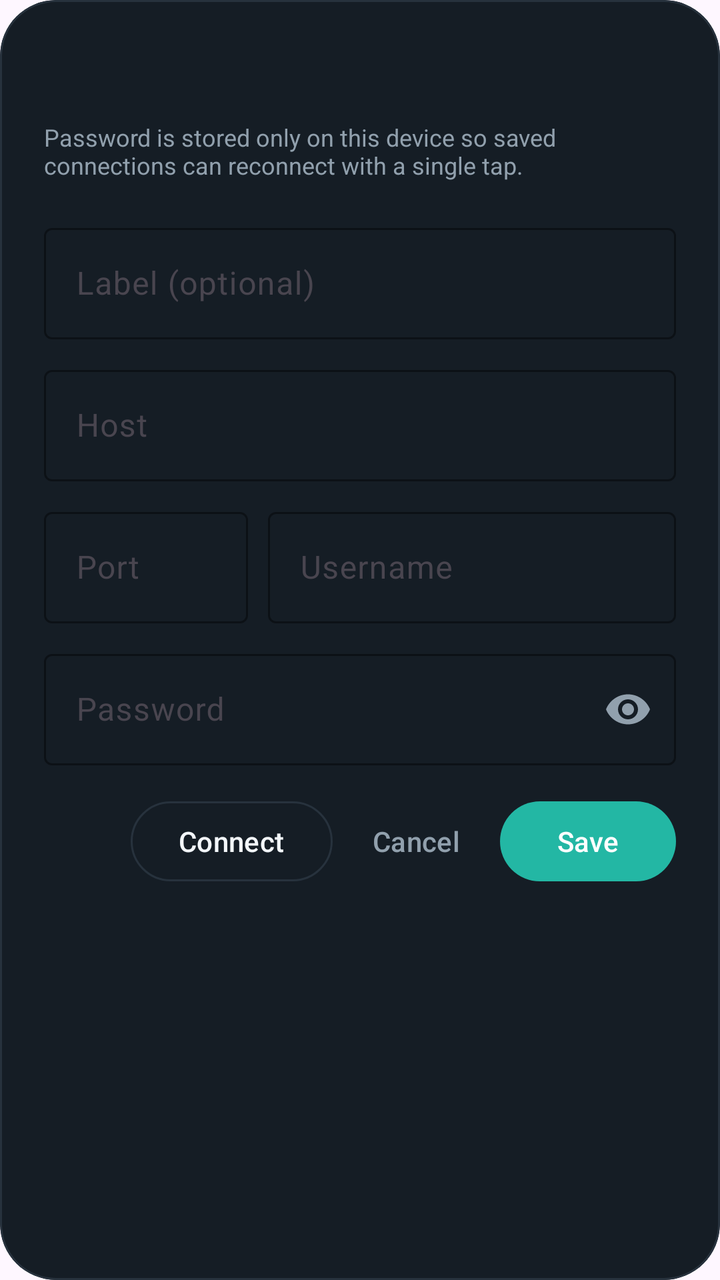
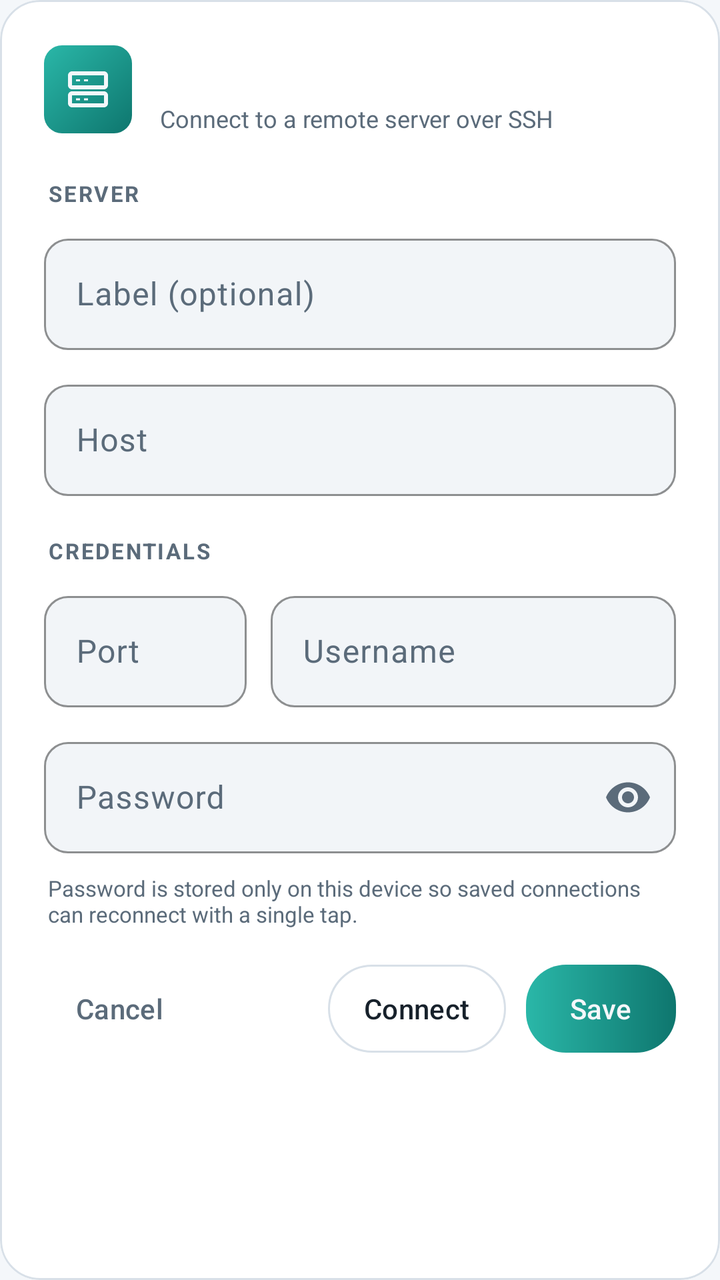

The first picture is an Android layout as it rendered before a commit; the second is the same layout after the commit. The layout source and the unified diff follow.
<!-- AndroidManifest.xml: application theme Theme.AndroidTerminal -->
<!-- res/layout/dialog_connection_editor.xml -->
<?xml version="1.0" encoding="utf-8"?>
<com.google.android.material.card.MaterialCardView xmlns:android="http://schemas.android.com/apk/res/android"
    xmlns:app="http://schemas.android.com/apk/res-auto"
    android:layout_width="match_parent"
    android:layout_height="wrap_content"
    android:layout_margin="12dp"
    app:cardBackgroundColor="@color/dialog_surface"
    app:cardCornerRadius="28dp"
    app:cardElevation="0dp"
    app:strokeColor="@color/dialog_stroke"
    app:strokeWidth="1dp">

    <LinearLayout
        android:layout_width="match_parent"
        android:layout_height="wrap_content"
        android:orientation="vertical"
        android:paddingStart="22dp"
        android:paddingTop="22dp"
        android:paddingEnd="22dp"
        android:paddingBottom="18dp">

        <TextView
            android:id="@+id/dialog_title"
            android:layout_width="match_parent"
            android:layout_height="wrap_content"
            android:textColor="@color/text_on_dark"
            android:textSize="24sp"
            android:textStyle="bold" />

        <TextView
            android:layout_width="match_parent"
            android:layout_height="wrap_content"
            android:layout_marginTop="6dp"
            android:text="@string/password_storage_hint"
            android:textColor="@color/text_muted_on_dark"
            android:textSize="12sp" />

        <com.google.android.material.textfield.TextInputLayout
            style="@style/Widget.Material3.TextInputLayout.OutlinedBox"
            android:layout_width="match_parent"
            android:layout_height="wrap_content"
            android:layout_marginTop="18dp"
            android:hint="@string/label_hint"
            app:boxBackgroundColor="@color/drawer_field_surface"
            app:boxStrokeColor="@color/drawer_field_stroke"
            app:endIconTint="@color/text_muted_on_dark"
            app:hintTextColor="@color/text_muted_on_dark">

            <com.google.android.material.textfield.TextInputEditText
                android:id="@+id/dialog_label_input"
                android:layout_width="match_parent"
                android:layout_height="wrap_content"
                android:imeOptions="actionNext"
                android:inputType="textCapWords"
                android:textColor="@color/text_on_dark"
                android:textColorHint="@color/text_muted_on_dark" />
        </com.google.android.material.textfield.TextInputLayout>

        <com.google.android.material.textfield.TextInputLayout
            style="@style/Widget.Material3.TextInputLayout.OutlinedBox"
            android:layout_width="match_parent"
            android:layout_height="wrap_content"
            android:layout_marginTop="10dp"
            android:hint="@string/host_hint"
            app:boxBackgroundColor="@color/drawer_field_surface"
            app:boxStrokeColor="@color/drawer_field_stroke"
            app:endIconTint="@color/text_muted_on_dark"
            app:hintTextColor="@color/text_muted_on_dark">

            <com.google.android.material.textfield.TextInputEditText
                android:id="@+id/dialog_host_input"
                android:layout_width="match_parent"
                android:layout_height="wrap_content"
                android:imeOptions="actionNext"
                android:inputType="textUri"
                android:textColor="@color/text_on_dark"
                android:textColorHint="@color/text_muted_on_dark" />
        </com.google.android.material.textfield.TextInputLayout>

        <LinearLayout
            android:layout_width="match_parent"
            android:layout_height="wrap_content"
            android:layout_marginTop="10dp"
            android:orientation="horizontal">

            <com.google.android.material.textfield.TextInputLayout
                style="@style/Widget.Material3.TextInputLayout.OutlinedBox"
                android:layout_width="0dp"
                android:layout_height="wrap_content"
                android:layout_weight="1"
                android:hint="@string/port_hint"
                app:boxBackgroundColor="@color/drawer_field_surface"
                app:boxStrokeColor="@color/drawer_field_stroke"
                app:hintTextColor="@color/text_muted_on_dark">

                <com.google.android.material.textfield.TextInputEditText
                    android:id="@+id/dialog_port_input"
                    android:layout_width="match_parent"
                    android:layout_height="wrap_content"
                    android:imeOptions="actionNext"
                    android:inputType="number"
                    android:textColor="@color/text_on_dark"
                    android:textColorHint="@color/text_muted_on_dark" />
            </com.google.android.material.textfield.TextInputLayout>

            <Space
                android:layout_width="10dp"
                android:layout_height="1dp" />

            <com.google.android.material.textfield.TextInputLayout
                style="@style/Widget.Material3.TextInputLayout.OutlinedBox"
                android:layout_width="0dp"
                android:layout_height="wrap_content"
                android:layout_weight="2"
                android:hint="@string/username_hint"
                app:boxBackgroundColor="@color/drawer_field_surface"
                app:boxStrokeColor="@color/drawer_field_stroke"
                app:hintTextColor="@color/text_muted_on_dark">

                <com.google.android.material.textfield.TextInputEditText
                    android:id="@+id/dialog_username_input"
                    android:layout_width="match_parent"
                    android:layout_height="wrap_content"
                    android:imeOptions="actionNext"
                    android:inputType="textEmailAddress"
                    android:textColor="@color/text_on_dark"
                    android:textColorHint="@color/text_muted_on_dark" />
            </com.google.android.material.textfield.TextInputLayout>
        </LinearLayout>

        <com.google.android.material.textfield.TextInputLayout
            style="@style/Widget.Material3.TextInputLayout.OutlinedBox"
            android:layout_width="match_parent"
            android:layout_height="wrap_content"
            android:layout_marginTop="10dp"
            android:hint="@string/password_hint"
            app:boxBackgroundColor="@color/drawer_field_surface"
            app:boxStrokeColor="@color/drawer_field_stroke"
            app:endIconMode="password_toggle"
            app:endIconTint="@color/text_muted_on_dark"
            app:hintTextColor="@color/text_muted_on_dark">

            <com.google.android.material.textfield.TextInputEditText
                android:id="@+id/dialog_password_input"
                android:layout_width="match_parent"
                android:layout_height="wrap_content"
                android:imeOptions="actionDone"
                android:inputType="textPassword"
                android:textColor="@color/text_on_dark"
                android:textColorHint="@color/text_muted_on_dark" />
        </com.google.android.material.textfield.TextInputLayout>

        <LinearLayout
            android:layout_width="match_parent"
            android:layout_height="wrap_content"
            android:layout_marginTop="18dp"
            android:gravity="end"
            android:orientation="horizontal">

            <com.google.android.material.button.MaterialButton
                android:id="@+id/dialog_connect_button"
                style="@style/Widget.Material3.Button.OutlinedButton"
                android:layout_width="wrap_content"
                android:layout_height="40dp"
                android:insetTop="0dp"
                android:insetBottom="0dp"
                android:minWidth="0dp"
                android:text="@string/connect_action"
                android:textColor="@color/text_on_dark"
                app:strokeColor="@color/drawer_field_stroke" />

            <com.google.android.material.button.MaterialButton
                android:id="@+id/dialog_cancel_button"
                style="@style/Widget.Material3.Button.TextButton"
                android:layout_width="wrap_content"
                android:layout_height="40dp"
                android:layout_marginStart="8dp"
                android:insetTop="0dp"
                android:insetBottom="0dp"
                android:minWidth="0dp"
                android:text="@string/cancel_action"
                android:textColor="@color/text_muted_on_dark" />

            <com.google.android.material.button.MaterialButton
                android:id="@+id/dialog_save_button"
                android:layout_width="wrap_content"
                android:layout_height="40dp"
                android:layout_marginStart="8dp"
                android:insetTop="0dp"
                android:insetBottom="0dp"
                android:minWidth="88dp"
                android:text="@string/save_connection_action" />
        </LinearLayout>
    </LinearLayout>
</com.google.android.material.card.MaterialCardView>
<!-- resources referenced by this layout -->
<resources>
  <color name="dialog_stroke">#27323D</color>
  <color name="dialog_surface">#151D25</color>
  <color name="drawer_field_stroke">#27323D</color>
  <color name="drawer_field_surface">#151D25</color>
  <color name="text_muted_on_dark">#91A0AD</color>
  <color name="text_on_dark">#F3F7FB</color>
  <style name="Theme.AndroidTerminal" parent="Theme.Material3.Light.NoActionBar">
          <item name="colorPrimary">@color/brand</item>
          <item name="colorSecondary">@color/brand</item>
          <item name="android:statusBarColor">@color/top_bar_surface</item>
          <item name="android:navigationBarColor">@android:color/white</item>
          <item name="android:windowLightStatusBar" tools:targetApi="m">false</item>
      </style>
  <color name="brand">#23B7A4</color>
  <color name="top_bar_surface">#111820</color>
  <!-- unchanged entries left out for length: 9 -->
</resources>

<!-- the commit's change to res/layout/dialog_connection_editor.xml (unified diff, before → after) -->
@@ -3,9 +3,9 @@
     xmlns:app="http://schemas.android.com/apk/res-auto"
     android:layout_width="match_parent"
     android:layout_height="wrap_content"
-    android:layout_margin="12dp"
+    android:layout_margin="16dp"
     app:cardBackgroundColor="@color/dialog_surface"
-    app:cardCornerRadius="28dp"
+    app:cardCornerRadius="20dp"
     app:cardElevation="0dp"
     app:strokeColor="@color/dialog_stroke"
     app:strokeWidth="1dp">
@@ -17,32 +17,80 @@
         android:paddingStart="22dp"
         android:paddingTop="22dp"
         android:paddingEnd="22dp"
-        android:paddingBottom="18dp">
-
+        android:paddingBottom="20dp">
+
+        
+        <LinearLayout
+            android:layout_width="match_parent"
+            android:layout_height="wrap_content"
+            android:gravity="center_vertical"
+            android:orientation="horizontal">
+
+            <FrameLayout
+                android:layout_width="44dp"
+                android:layout_height="44dp"
+                android:background="@drawable/bg_logo_gradient">
+
+                <androidx.appcompat.widget.AppCompatImageView
+                    android:layout_width="24dp"
+                    android:layout_height="24dp"
+                    android:layout_gravity="center"
+                    android:contentDescription="@string/app_name"
+                    android:src="@drawable/ic_server"
+                    android:tint="@color/terminal_background" />
+            </FrameLayout>
+
+            <LinearLayout
+                android:layout_width="0dp"
+                android:layout_height="wrap_content"
+                android:layout_marginStart="14dp"
+                android:layout_weight="1"
+                android:orientation="vertical">
+
+                <TextView
+                    android:id="@+id/dialog_title"
+                    android:layout_width="match_parent"
+                    android:layout_height="wrap_content"
+                    android:textColor="@color/text_on_dark"
+                    android:textSize="20sp"
+                    android:textStyle="bold" />
+
+                <TextView
+                    android:id="@+id/dialog_subtitle"
+                    android:layout_width="match_parent"
+                    android:layout_height="wrap_content"
+                    android:layout_marginTop="2dp"
+                    android:text="@string/connection_editor_subtitle"
+                    android:textColor="@color/text_muted_on_dark"
+                    android:textSize="12sp" />
+            </LinearLayout>
+        </LinearLayout>
+
+        
         <TextView
-            android:id="@+id/dialog_title"
-            android:layout_width="match_parent"
-            android:layout_height="wrap_content"
-            android:textColor="@color/text_on_dark"
-            android:textSize="24sp"
+            android:layout_width="wrap_content"
+            android:layout_height="wrap_content"
+            android:layout_marginTop="22dp"
+            android:layout_marginStart="2dp"
+            android:letterSpacing="0.08"
+            android:text="@string/section_server"
+            android:textAllCaps="true"
+            android:textColor="@color/text_muted_on_dark"
+            android:textSize="11sp"
             android:textStyle="bold" />
-
-        <TextView
-            android:layout_width="match_parent"
-            android:layout_height="wrap_content"
-            android:layout_marginTop="6dp"
-            android:text="@string/password_storage_hint"
-            android:textColor="@color/text_muted_on_dark"
-            android:textSize="12sp" />
 
         <com.google.android.material.textfield.TextInputLayout
             style="@style/Widget.Material3.TextInputLayout.OutlinedBox"
             android:layout_width="match_parent"
             android:layout_height="wrap_content"
-            android:layout_marginTop="18dp"
+            android:layout_marginTop="10dp"
             android:hint="@string/label_hint"
             app:boxBackgroundColor="@color/drawer_field_surface"
             app:boxStrokeColor="@color/drawer_field_stroke"
+            app:boxCornerRadiusBottomStart="12dp"
+            app:boxCornerRadiusBottomEnd="12dp"
+            app:boxCornerRadiusTopStart="12dp"
+            app:boxCornerRadiusTopEnd="12dp"
             app:endIconTint="@color/text_muted_on_dark"
             app:hintTextColor="@color/text_muted_on_dark">
 
@@ -60,10 +108,14 @@
             style="@style/Widget.Material3.TextInputLayout.OutlinedBox"
             android:layout_width="match_parent"
             android:layout_height="wrap_content"
-            android:layout_marginTop="10dp"
+            android:layout_marginTop="12dp"
             android:hint="@string/host_hint"
             app:boxBackgroundColor="@color/drawer_field_surface"
             app:boxStrokeColor="@color/drawer_field_stroke"
+            app:boxCornerRadiusBottomStart="12dp"
+            app:boxCornerRadiusBottomEnd="12dp"
+            app:boxCornerRadiusTopStart="12dp"
+            app:boxCornerRadiusTopEnd="12dp"
             app:endIconTint="@color/text_muted_on_dark"
             app:hintTextColor="@color/text_muted_on_dark">
 
@@ -76,6 +128,19 @@
                 android:textColor="@color/text_on_dark"
                 android:textColorHint="@color/text_muted_on_dark" />
         </com.google.android.material.textfield.TextInputLayout>
+
+        
+        <TextView
+            android:layout_width="wrap_content"
+            android:layout_height="wrap_content"
+            android:layout_marginTop="20dp"
+            android:layout_marginStart="2dp"
+            android:letterSpacing="0.08"
+            android:text="@string/section_credentials"
+            android:textAllCaps="true"
+            android:textColor="@color/text_muted_on_dark"
+            android:textSize="11sp"
+            android:textStyle="bold" />
 
         <LinearLayout
             android:layout_width="match_parent"
@@ -91,6 +156,10 @@
                 android:hint="@string/port_hint"
                 app:boxBackgroundColor="@color/drawer_field_surface"
                 app:boxStrokeColor="@color/drawer_field_stroke"
+                app:boxCornerRadiusBottomStart="12dp"
+                app:boxCornerRadiusBottomEnd="12dp"
+                app:boxCornerRadiusTopStart="12dp"
+                app:boxCornerRadiusTopEnd="12dp"
                 app:hintTextColor="@color/text_muted_on_dark">
 
                 <com.google.android.material.textfield.TextInputEditText
@@ -104,7 +173,7 @@
             </com.google.android.material.textfield.TextInputLayout>
 
             <Space
-                android:layout_width="10dp"
+                android:layout_width="12dp"
                 android:layout_height="1dp" />
 
             <com.google.android.material.textfield.TextInputLayout
@@ -115,6 +184,10 @@
                 android:hint="@string/username_hint"
                 app:boxBackgroundColor="@color/drawer_field_surface"
                 app:boxStrokeColor="@color/drawer_field_stroke"
+                app:boxCornerRadiusBottomStart="12dp"
+                app:boxCornerRadiusBottomEnd="12dp"
+                app:boxCornerRadiusTopStart="12dp"
+                app:boxCornerRadiusTopEnd="12dp"
                 app:hintTextColor="@color/text_muted_on_dark">
 
                 <com.google.android.material.textfield.TextInputEditText
@@ -132,10 +205,14 @@
             style="@style/Widget.Material3.TextInputLayout.OutlinedBox"
             android:layout_width="match_parent"
             android:layout_height="wrap_content"
-            android:layout_marginTop="10dp"
+            android:layout_marginTop="12dp"
             android:hint="@string/password_hint"
             app:boxBackgroundColor="@color/drawer_field_surface"
             app:boxStrokeColor="@color/drawer_field_stroke"
+            app:boxCornerRadiusBottomStart="12dp"
+            app:boxCornerRadiusBottomEnd="12dp"
+            app:boxCornerRadiusTopStart="12dp"
+            app:boxCornerRadiusTopEnd="12dp"
             app:endIconMode="password_toggle"
             app:endIconTint="@color/text_muted_on_dark"
             app:hintTextColor="@color/text_muted_on_dark">
@@ -150,46 +227,70 @@
                 android:textColorHint="@color/text_muted_on_dark" />
         </com.google.android.material.textfield.TextInputLayout>
 
+        <TextView
+            android:layout_width="match_parent"
+            android:layout_height="wrap_content"
+            android:layout_marginTop="10dp"
+            android:layout_marginStart="2dp"
+            android:text="@string/password_storage_hint"
+            android:textColor="@color/text_muted_on_dark"
+            android:textSize="11sp" />
+
+        
         <LinearLayout
             android:layout_width="match_parent"
             android:layout_height="wrap_content"
             android:layout_marginTop="18dp"
-            android:gravity="end"
+            android:gravity="center_vertical"
             android:orientation="horizontal">
+
+            <com.google.android.material.button.MaterialButton
+                android:id="@+id/dialog_cancel_button"
+                style="@style/Widget.Material3.Button.TextButton"
+                android:layout_width="wrap_content"
+                android:layout_height="44dp"
+                android:insetTop="0dp"
+                android:insetBottom="0dp"
+                android:minWidth="0dp"
+                android:paddingStart="16dp"
+                android:paddingEnd="16dp"
+                android:text="@string/cancel_action"
+                android:textColor="@color/text_muted_on_dark" />
+
+            <Space
+                android:layout_width="0dp"
+                android:layout_height="1dp"
+                android:layout_weight="1" />
 
             <com.google.android.material.button.MaterialButton
                 android:id="@+id/dialog_connect_button"
                 style="@style/Widget.Material3.Button.OutlinedButton"
                 android:layout_width="wrap_content"
-                android:layout_height="40dp"
+                android:layout_height="44dp"
                 android:insetTop="0dp"
                 android:insetBottom="0dp"
                 android:minWidth="0dp"
+                android:paddingStart="18dp"
+                android:paddingEnd="18dp"
                 android:text="@string/connect_action"
                 android:textColor="@color/text_on_dark"
                 app:strokeColor="@color/drawer_field_stroke" />
 
             <com.google.android.material.button.MaterialButton
-                android:id="@+id/dialog_cancel_button"
-                style="@style/Widget.Material3.Button.TextButton"
+                android:id="@+id/dialog_save_button"
                 android:layout_width="wrap_content"
-                android:layout_height="40dp"
-                android:layout_marginStart="8dp"
+                android:layout_height="44dp"
+                android:layout_marginStart="10dp"
+                android:background="@drawable/bg_button_primary_gradient"
                 android:insetTop="0dp"
                 android:insetBottom="0dp"
                 android:minWidth="0dp"
-                android:text="@string/cancel_action"
-                android:textColor="@color/text_muted_on_dark" />
-
-            <com.google.android.material.button.MaterialButton
-                android:id="@+id/dialog_save_button"
-                android:layout_width="wrap_content"
-                android:layout_height="40dp"
-                android:layout_marginStart="8dp"
-                android:insetTop="0dp"
-                android:insetBottom="0dp"
-                android:minWidth="88dp"
-                android:text="@string/save_connection_action" />
+                android:paddingStart="22dp"
+                android:paddingEnd="22dp"
+                android:text="@string/save_connection_action"
+                android:textAllCaps="false"
+                android:textColor="@color/terminal_background"
+                app:backgroundTint="@null" />
         </LinearLayout>
     </LinearLayout>
 </com.google.android.material.card.MaterialCardView>
<!-- resource entries referenced after the edit -->
@@ -1,20 +1,93 @@
 <!-- resources referenced by this layout -->
 <resources>
-  <color name="dialog_stroke">#27323D</color>
-  <color name="dialog_surface">#151D25</color>
-  <color name="drawer_field_stroke">#27323D</color>
-  <color name="drawer_field_surface">#151D25</color>
-  <color name="text_muted_on_dark">#91A0AD</color>
-  <color name="text_on_dark">#F3F7FB</color>
-  <style name="Theme.AndroidTerminal" parent="Theme.Material3.Light.NoActionBar">
+  <color name="dialog_stroke">#D8E0E8</color>
+  <color name="dialog_surface">#FFFFFF</color>
+  <color name="drawer_field_stroke">#D8E0E8</color>
+  <color name="drawer_field_surface">#F2F5F8</color>
+  <color name="terminal_background">#F4F7FA</color>
+  <color name="text_muted_on_dark">#5B6B7A</color>
+  <color name="text_on_dark">#17212B</color>
+  <!-- drawable bg_button_primary_gradient (drawable) -->
+  <?xml version="1.0" encoding="utf-8"?>
+  <shape xmlns:android="http://schemas.android.com/apk/res/android"
+      android:shape="rectangle">
+      <gradient
+          android:startColor="@color/brand_gradient_start"
+          android:endColor="@color/brand_gradient_end"
+          android:angle="0" />
+      <corners android:radius="20dp" />
+  </shape>
+  <!-- drawable bg_logo_gradient (drawable) -->
+  <?xml version="1.0" encoding="utf-8"?>
+  <shape xmlns:android="http://schemas.android.com/apk/res/android"
+      android:shape="rectangle">
+      <gradient
+          android:startColor="@color/brand_gradient_start"
+          android:endColor="@color/brand_gradient_end"
+          android:angle="315" />
+      <corners android:radius="9dp" />
+  </shape>
+  <!-- drawable ic_server (drawable) -->
+  <?xml version="1.0" encoding="utf-8"?>
+  <vector xmlns:android="http://schemas.android.com/apk/res/android"
+      android:width="24dp"
+      android:height="24dp"
+      android:viewportWidth="24"
+      android:viewportHeight="24"
+      android:tint="?attr/colorControlNormal">
+      <path android:fillColor="@color/text_on_dark" android:pathData="M4,3h16c1.1,0 2,0.9 2,2v5c0,1.1 -0.9,2 -2,2H4c-1.1,0 -2,-0.9 -2,-2V5c0,-1.1 0.9,-2 2,-2zM4,5v5h16V5H4zM6,7h2v1H6V7zM10,7h2v1h-2V7zM4,13h16c1.1,0 2,0.9 2,2v4c0,1.1 -0.9,2 -2,2H4c-1.1,0 -2,-0.9 -2,-2v-4c0,-1.1 0.9,-2 2,-2zM4,15v4h16v-4H4zM6,16.5h2v1H6v-1zM10,16.5h2v1h-2v-1z" />
+  </vector>
+  <string name="app_name">FastTerminal</string>
+  <string name="connection_editor_subtitle">Connect to a remote server over SSH</string>
+  <string name="section_credentials">Credentials</string>
+  <string name="section_server">Server</string>
+  <style name="Theme.AndroidTerminal" parent="Theme.Material3.DayNight.NoActionBar">
           <item name="colorPrimary">@color/brand</item>
+          <item name="colorOnPrimary">@color/terminal_background</item>
           <item name="colorSecondary">@color/brand</item>
+          <item name="colorSurface">@color/dialog_surface</item>
+          <item name="colorOnSurface">@color/text_on_dark</item>
+          <item name="colorSurfaceVariant">@color/drawer_surface</item>
+          <item name="colorOnSurfaceVariant">@color/text_muted_on_dark</item>
+          <item name="colorSurfaceContainer">@color/dialog_surface</item>
+          <item name="colorSurfaceContainerLow">@color/dialog_surface</item>
+          <item name="colorSurfaceContainerHigh">@color/card_surface</item>
+          <item name="colorSurfaceContainerHighest">@color/card_surface</item>
+          <item name="colorOutline">@color/drawer_field_stroke</item>
+          <item name="colorOutlineVariant">@color/drawer_field_stroke</item>
+          <item name="android:colorBackground">@color/terminal_background</item>
+          <item name="android:windowBackground">@color/terminal_background</item>
+          <item name="colorError">@color/status_error</item>
           <item name="android:statusBarColor">@color/top_bar_surface</item>
-          <item name="android:navigationBarColor">@android:color/white</item>
-          <item name="android:windowLightStatusBar" tools:targetApi="m">false</item>
+          <item name="android:navigationBarColor">@color/terminal_background</item>
+          <item name="android:windowLightStatusBar" tools:targetApi="m">true</item>
+          <item name="popupMenuStyle">@style/Widget.AndroidTerminal.PopupMenu</item>
       </style>
-  <color name="brand">#23B7A4</color>
-  <color name="top_bar_surface">#111820</color>
+  <color name="brand_gradient_start">#2AB7A8</color>
+  <color name="brand_gradient_end">#0E766E</color>
+  <color name="brand">#0E9E8F</color>
+  <color name="drawer_surface">#FFFFFF</color>
+  <color name="card_surface">#FFFFFF</color>
+  <color name="status_error">#D9534F</color>
+  <color name="top_bar_surface">#FFFFFF</color>
+  <style name="Widget.AndroidTerminal.PopupMenu" parent="Widget.Material3.PopupMenu">
+          <item name="android:popupBackground">@drawable/bg_popup_menu</item>
+      </style>
+  <!-- drawable bg_popup_menu (drawable) -->
+  <?xml version="1.0" encoding="utf-8"?>
+  <shape xmlns:android="http://schemas.android.com/apk/res/android"
+      android:shape="rectangle">
+      <solid android:color="@color/card_surface" />
+      <corners android:radius="12dp" />
+      <stroke
+          android:width="1dp"
+          android:color="@color/drawer_field_stroke" />
+      <padding
+          android:left="4dp"
+          android:top="4dp"
+          android:right="4dp"
+          android:bottom="4dp" />
+  </shape>
   <!-- unchanged entries left out for length: 9 -->
 </resources>
 
